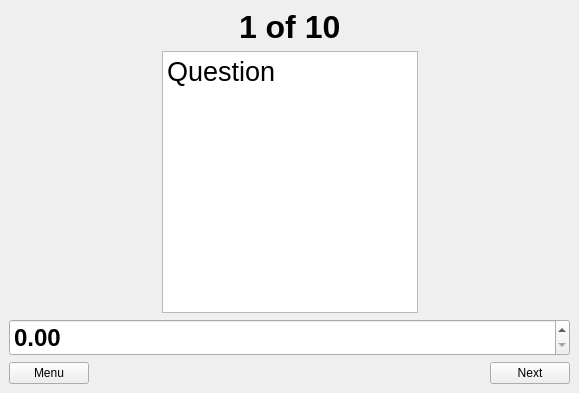
This is interface/interviewData_window.ui in Graidaris/decision_Tree_SI as Qt 5 draws it before an edit. The edited form follows.
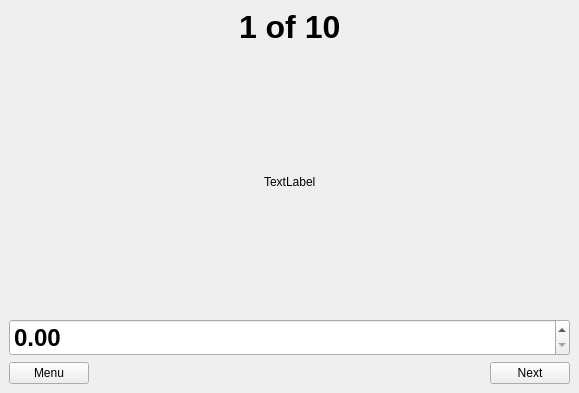
This is the edited form.

```diff
--- a/interface/interviewData_window.ui
+++ b/interface/interviewData_window.ui
@@ -14,7 +14,7 @@
    <string>MainWindow</string>
   </property>
   <widget class="QWidget" name="centralwidget">
-   <layout class="QVBoxLayout" name="verticalLayout">
+   <layout class="QVBoxLayout" name="verticalLayout_3">
     <item>
      <layout class="QHBoxLayout" name="horizontalLayout">
       <item>
@@ -62,6 +62,19 @@
       </item>
      </layout>
     </item>
+    <item>
+     <spacer name="verticalSpacer">
+      <property name="orientation">
+       <enum>Qt::Vertical</enum>
+      </property>
+      <property name="sizeHint" stdset="0">
+       <size>
+        <width>20</width>
+        <height>40</height>
+       </size>
+      </property>
+     </spacer>
+    </item>
     <item>
      <layout class="QHBoxLayout" name="horizontalLayout_2">
       <item>
@@ -78,25 +91,9 @@
        </spacer>
       </item>
       <item>
-       <widget class="QTextBrowser" name="questionTextBrowser">
-        <property name="html">
-         <string>&lt;!DOCTYPE HTML PUBLIC &quot;-//W3C//DTD HTML 4.0//EN&quot; &quot;http://www.w3.org/TR/REC-html40/strict.dtd&quot;&gt;
-&lt;html&gt;&lt;head&gt;&lt;meta name=&quot;qrichtext&quot; content=&quot;1&quot; /&gt;&lt;style type=&quot;text/css&quot;&gt;
-p, li { white-space: pre-wrap; }
-&lt;/style&gt;&lt;/head&gt;&lt;body style=&quot; font-family:'Noto Sans'; font-size:10pt; font-weight:400; font-style:normal;&quot;&gt;
-&lt;p style=&quot; margin-top:0px; margin-bottom:0px; margin-left:0px; margin-right:0px; -qt-block-indent:0; text-indent:0px;&quot;&gt;&lt;span style=&quot; font-size:20pt;&quot;&gt;Question&lt;/span&gt;&lt;/p&gt;&lt;/body&gt;&lt;/html&gt;</string>
-        </property>
-        <property name="overwriteMode">
-         <bool>true</bool>
-        </property>
-        <property name="tabStopWidth">
-         <number>200</number>
-        </property>
-        <property name="tabStopDistance">
-         <double>200.000000000000000</double>
-        </property>
-        <property name="openExternalLinks">
-         <bool>false</bool>
+       <widget class="QLabel" name="question_label">
+        <property name="text">
+         <string>TextLabel</string>
         </property>
        </widget>
       </item>
@@ -116,6 +113,21 @@
      </layout>
     </item>
     <item>
+     <spacer name="verticalSpacer_2">
+      <property name="orientation">
+       <enum>Qt::Vertical</enum>
+      </property>
+      <property name="sizeHint" stdset="0">
+       <size>
+        <width>20</width>
+        <height>40</height>
+       </size>
+      </property>
+     </spacer>
+    </item>
+    <item>
+     <layout class="QVBoxLayout" name="verticalLayout_2">
+      <item>
      <widget class="QDoubleSpinBox" name="doubleSpinBox">
       <property name="font">
        <font>
@@ -157,6 +169,8 @@
          <string>Next</string>
         </property>
        </widget>
+        </item>
+       </layout>
       </item>
      </layout>
     </item>
```
Lines whose indentation alone changed are shown as unchanged.
